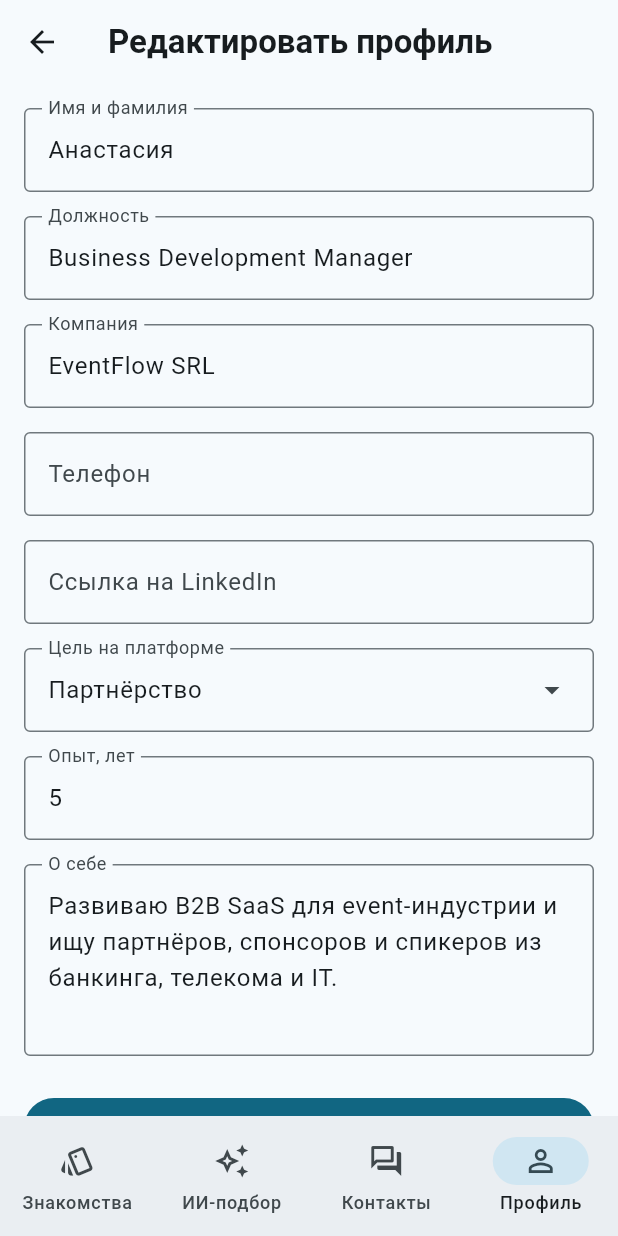
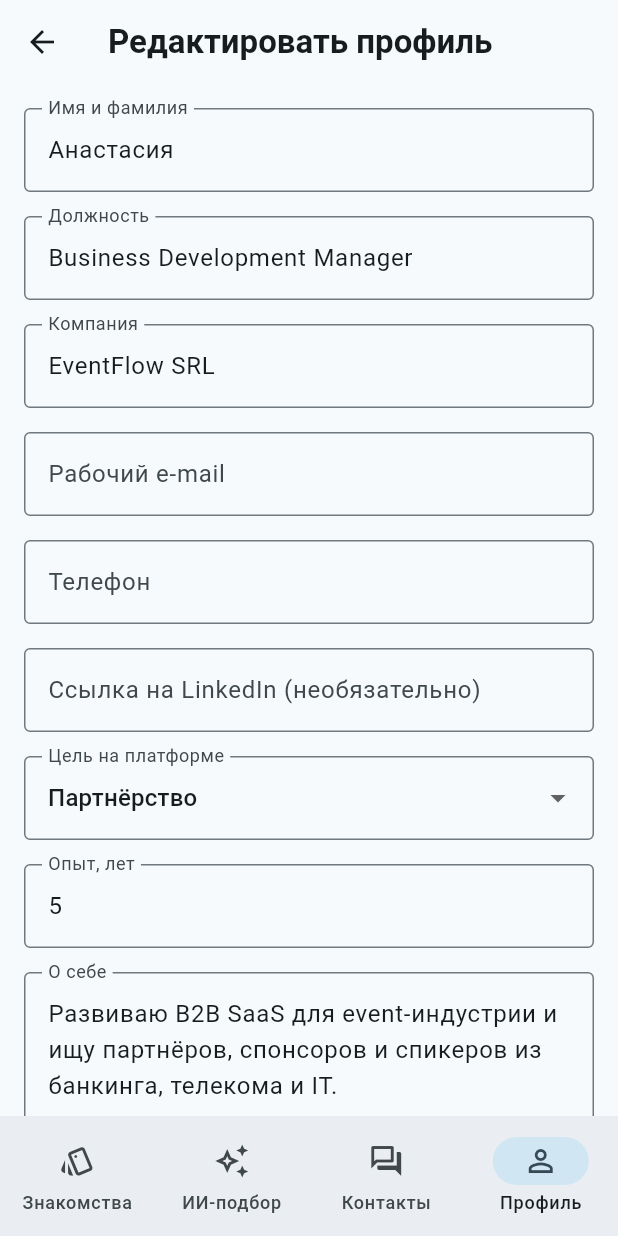
Before and after one commit to anastasia56yy/PAM-BizMatch, a Flutter app: the EditProfileScreen screen opened by its route, on a phone screen of 412 x 824 dp. Run offline on Flutter 3.47's test engine with Material 3 defaults, Android fonts, the phone set to English and light mode, and no system bars; our stand-ins replace go_router.

Commit message:
L3: форма профиля — e-mail, телефон +373 (8 цифр), LinkedIn URL, опыт 0–60, dispose контроллеров

```diff
--- a/lib/screens/edit_profile_screen.dart
+++ b/lib/screens/edit_profile_screen.dart
@@ -1,78 +1,152 @@
 import 'package:flutter/material.dart';
+import 'package:flutter/services.dart';
+import 'package:go_router/go_router.dart';
 
 import '../data/mock_data.dart';
+import '../utils/validators.dart';
 
-/// Форма-макет редактирования профиля.
-class EditProfileScreen extends StatelessWidget {
+/// Редактирование профиля — форма с валидацией (L3).
+class EditProfileScreen extends StatefulWidget {
   const EditProfileScreen({super.key});
 
   @override
+  State<EditProfileScreen> createState() => _EditProfileScreenState();
+}
+
+class _EditProfileScreenState extends State<EditProfileScreen> {
+  final _formKey = GlobalKey<FormState>();
+  final _nameCtrl = TextEditingController(text: myProfile.name);
+  final _titleCtrl = TextEditingController(text: myProfile.title);
+  final _companyCtrl = TextEditingController(text: myProfile.company);
+  final _emailCtrl = TextEditingController();
+  final _phoneCtrl = TextEditingController();
+  final _linkedInCtrl = TextEditingController();
+  final _experienceCtrl =
+      TextEditingController(text: '${myProfile.experienceYears}');
+  final _aboutCtrl = TextEditingController(text: myProfile.about);
+  Goal? _goal = myProfile.goal;
+
+  @override
+  void dispose() {
+    _nameCtrl.dispose(); // по одному dispose() на контроллер
+    _titleCtrl.dispose();
+    _companyCtrl.dispose();
+    _emailCtrl.dispose();
+    _phoneCtrl.dispose();
+    _linkedInCtrl.dispose();
+    _experienceCtrl.dispose();
+    _aboutCtrl.dispose();
+    super.dispose();
+  }
+
+  void _save() {
+    if (!_formKey.currentState!.validate()) return;
+    ScaffoldMessenger.of(context)
+        .showSnackBar(const SnackBar(content: Text('Профиль сохранён')));
+    context.pop();
+  }
+
+  InputDecoration _dec(String label, {String? hint, String? prefix}) =>
+      InputDecoration(
+        labelText: label,
+        hintText: hint,
+        prefixText: prefix,
+        alignLabelWithHint: true,
+        border: const OutlineInputBorder(),
+      );
+
+  @override
   Widget build(BuildContext context) {
+    const gap = SizedBox(height: 16);
     return Scaffold(
       appBar: AppBar(title: const Text('Редактировать профиль')),
-      body: ListView(
+      body: Form(
+        key: _formKey,
+        child: ListView(
           padding: const EdgeInsets.all(16),
           children: [
-          TextField(
-            controller: TextEditingController(text: myProfile.name),
-            decoration: const InputDecoration(
-                labelText: 'Имя и фамилия', border: OutlineInputBorder()),
+            TextFormField(
+              controller: _nameCtrl,
+              textInputAction: TextInputAction.next,
+              decoration: _dec('Имя и фамилия'),
+              validator: (v) => requiredField(v, 'Имя обязательно'),
             ),
-          const SizedBox(height: 16),
-          TextField(
-            controller: TextEditingController(text: myProfile.title),
-            decoration: const InputDecoration(
-                labelText: 'Должность', border: OutlineInputBorder()),
+            gap,
+            TextFormField(
+              controller: _titleCtrl,
+              textInputAction: TextInputAction.next,
+              decoration: _dec('Должность'),
+              validator: (v) => requiredField(v, 'Укажите должность'),
             ),
-          const SizedBox(height: 16),
-          TextField(
-            controller: TextEditingController(text: myProfile.company),
-            decoration: const InputDecoration(
-                labelText: 'Компания', border: OutlineInputBorder()),
+            gap,
+            TextFormField(
+              controller: _companyCtrl,
+              textInputAction: TextInputAction.next,
+              decoration: _dec('Компания'),
+              validator: (v) => requiredField(v, 'Укажите компанию'),
             ),
-          const SizedBox(height: 16),
-          const TextField(
-            decoration: InputDecoration(
-                labelText: 'Телефон',
-                prefixText: '+373 ',
-                border: OutlineInputBorder()),
+            gap,
+            TextFormField(
+              controller: _emailCtrl,
+              keyboardType: TextInputType.emailAddress,
+              textInputAction: TextInputAction.next,
+              decoration: _dec('Рабочий e-mail'),
+              validator: validateEmail,
             ),
-          const SizedBox(height: 16),
-          const TextField(
-            decoration: InputDecoration(
-                labelText: 'Ссылка на LinkedIn',
-                hintText: 'https://linkedin.com/in/…',
-                border: OutlineInputBorder()),
+            gap,
+            TextFormField(
+              controller: _phoneCtrl,
+              keyboardType: TextInputType.phone,
+              inputFormatters: [
+                FilteringTextInputFormatter.digitsOnly,
+                LengthLimitingTextInputFormatter(8),
+              ],
+              textInputAction: TextInputAction.next,
+              decoration: _dec('Телефон', prefix: '+373 '),
+              validator: validatePhone,
             ),
-          const SizedBox(height: 16),
-          DropdownMenu<Goal>(
-            expandedInsets: EdgeInsets.zero,
-            initialSelection: myProfile.goal,
-            label: const Text('Цель на платформе'),
-            dropdownMenuEntries: [
+            gap,
+            TextFormField(
+              controller: _linkedInCtrl,
+              keyboardType: TextInputType.url,
+              textInputAction: TextInputAction.next,
+              decoration: _dec('Ссылка на LinkedIn (необязательно)',
+                  hint: 'https://linkedin.com/in/…'),
+              validator: validateLinkedIn,
+            ),
+            gap,
+            DropdownButtonFormField<Goal>(
+              initialValue: _goal,
+              decoration: _dec('Цель на платформе'),
+              items: [
                 for (final g in Goal.values)
-                DropdownMenuEntry(value: g, label: g.label),
+                  DropdownMenuItem(value: g, child: Text(g.label)),
+              ],
+              onChanged: (v) => setState(() => _goal = v),
+              validator: (v) => v == null ? 'Выберите цель' : null,
+            ),
+            gap,
+            TextFormField(
+              controller: _experienceCtrl,
+              keyboardType: TextInputType.number,
+              inputFormatters: [FilteringTextInputFormatter.digitsOnly],
+              textInputAction: TextInputAction.next,
+              decoration: _dec('Опыт, лет'),
+              validator: (v) => validateIntRange(v, 0, 60, 'лет'),
+            ),
+            gap,
+            TextFormField(
+              controller: _aboutCtrl,
+              maxLines: 4,
+              maxLength: 300,
+              textInputAction: TextInputAction.done,
+              decoration: _dec('О себе'),
+              validator: (v) => validateMinLength(v, 30, 'Текст'),
+            ),
+            const SizedBox(height: 8),
+            FilledButton(onPressed: _save, child: const Text('Сохранить')),
           ],
         ),
-          const SizedBox(height: 16),
-          TextField(
-            controller: TextEditingController(
-                text: '${myProfile.experienceYears}'),
-            decoration: const InputDecoration(
-                labelText: 'Опыт, лет', border: OutlineInputBorder()),
-          ),
-          const SizedBox(height: 16),
-          TextField(
-            controller: TextEditingController(text: myProfile.about),
-            maxLines: 4,
-            decoration: const InputDecoration(
-                labelText: 'О себе',
-                alignLabelWithHint: true,
-                border: OutlineInputBorder()),
-          ),
-          const SizedBox(height: 24),
-          FilledButton(onPressed: () {}, child: const Text('Сохранить')),
-        ],
       ),
     );
   }
```
Lines whose indentation alone changed are shown as unchanged.
